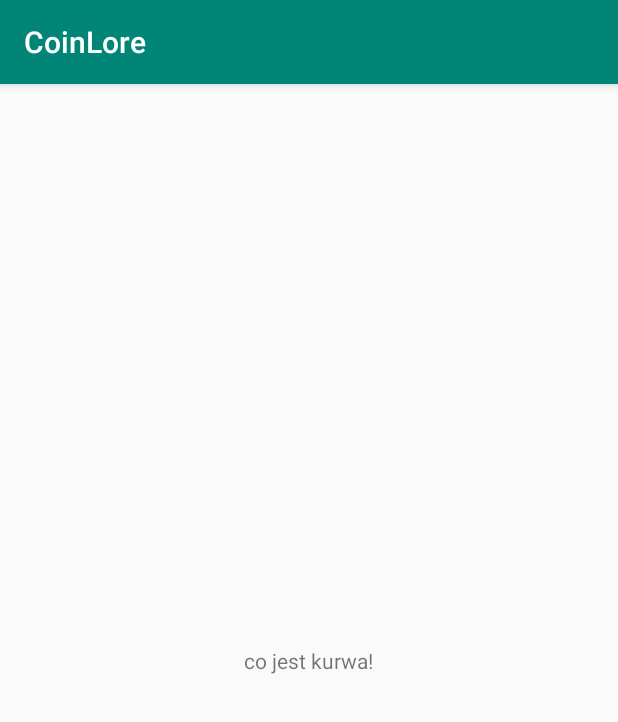
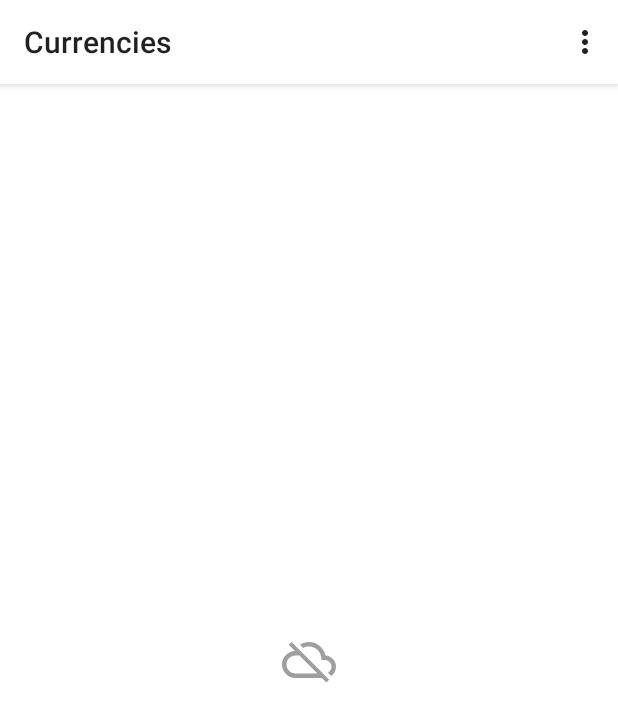
Before and after one commit to solidogen/CoinLore, an Android app: the screen it shows after launch (MainActivity), on a phone screen of 412 x 824 dp. Shown: the top 722 px of the screen. Run offline under Robolectric (Android 15) with nearby library versions, the phone set to English and light mode, and no system bars; our stand-ins replace Timber.

Commit message:
Sorting, preserving recycler position on rotate, error handling

```diff
--- a/app/src/main/java/com/spyrdonapps/coinlore/domain/model/CurrencyModel.kt
+++ b/app/src/main/java/com/spyrdonapps/coinlore/domain/model/CurrencyModel.kt
@@ -9,7 +9,7 @@ data class CurrencyModel(
     val dailyChangePercentage: String,
     val priceInUsd: String,
     val symbol: String,
-    val volume: BigDecimal
+    val dailyTradeVolume: BigDecimal
 )
 
 fun CurrencyDto.toModel(): CurrencyModel {
@@ -19,6 +19,6 @@ fun CurrencyDto.toModel(): CurrencyModel {
         dailyChangePercentage = dailyChangePercentage,
         priceInUsd = priceInUsd,
         symbol = symbol,
-        volume = volume
+        dailyTradeVolume = volume
     )
 }
--- /dev/null
+++ b/app/src/main/java/com/spyrdonapps/coinlore/ui/main/CurrenciesAdapter.kt
@@ -0,0 +1,50 @@
+package com.spyrdonapps.coinlore.ui.main
+
+import android.view.LayoutInflater
+import android.view.View
+import android.view.ViewGroup
+import androidx.recyclerview.widget.DiffUtil
+import androidx.recyclerview.widget.ListAdapter
+import androidx.recyclerview.widget.RecyclerView
+import com.spyrdonapps.coinlore.R
+import com.spyrdonapps.coinlore.domain.model.CurrencyModel
+import kotlinx.android.synthetic.main.item_currency.view.*
+
+class CurrenciesAdapter : ListAdapter<CurrencyModel, CurrenciesAdapter.ViewHolder>(ItemCallback()) {
+
+    private lateinit var recyclerView: RecyclerView
+
+    override fun onAttachedToRecyclerView(recycler: RecyclerView) {
+        super.onAttachedToRecyclerView(recycler)
+        recyclerView = recycler
+    }
+
+    override fun onCreateViewHolder(parent: ViewGroup, viewType: Int): ViewHolder =
+        ViewHolder(LayoutInflater.from(parent.context).inflate(R.layout.item_currency, parent, false))
+
+    override fun onBindViewHolder(holder: ViewHolder, position: Int) {
+        holder.bind(getItem(position))
+    }
+
+    inner class ViewHolder(private val view: View) : RecyclerView.ViewHolder(view) {
+
+        fun bind(currency: CurrencyModel) {
+            with(view) {
+                // todo bind
+                isoCodeTextView.text = currency.priceInUsd
+//                fullNameTextView.text = currency.fullName.capitalizeWords()
+            }
+        }
+    }
+
+    class ItemCallback : DiffUtil.ItemCallback<CurrencyModel>() {
+
+        override fun areItemsTheSame(oldItem: CurrencyModel, newItem: CurrencyModel): Boolean {
+            return oldItem.symbol == newItem.symbol
+        }
+
+        override fun areContentsTheSame(oldItem: CurrencyModel, newItem: CurrencyModel): Boolean {
+            return oldItem == newItem
+        }
+    }
+}
--- /dev/null
+++ b/app/src/main/java/com/spyrdonapps/coinlore/ui/main/CurrenciesDisplayManager.kt
@@ -0,0 +1,25 @@
+package com.spyrdonapps.coinlore.ui.main
+
+import com.spyrdonapps.coinlore.domain.model.CurrencyModel
+import java.util.Collections
+
+class CurrenciesDisplayManager {
+
+    val adapter = CurrenciesAdapter()
+
+    var sortingMode = SortingMode.Name
+        set(value) {
+            if (field == value) return
+            field = value
+            setCurrencies(adapter.currentList)
+        }
+
+    fun setCurrencies(currencies: List<CurrencyModel>) {
+        val sortedCurrencies = when (sortingMode) {
+            SortingMode.Name -> currencies.sortedBy { it.name }
+            SortingMode.DailyTradeVolume -> currencies.sortedBy { it.dailyTradeVolume }
+            SortingMode.DailyPriceChange -> currencies.sortedBy { it.dailyChangePercentage }
+        }
+        adapter.submitList(Collections.synchronizedList(sortedCurrencies))
+    }
+}
--- a/app/src/main/java/com/spyrdonapps/coinlore/ui/main/MainActivity.kt
+++ b/app/src/main/java/com/spyrdonapps/coinlore/ui/main/MainActivity.kt
@@ -1,20 +1,98 @@
 package com.spyrdonapps.coinlore.ui.main
 
 import android.os.Bundle
-import android.os.PersistableBundle
+import android.view.Menu
+import android.view.MenuItem
 import androidx.appcompat.app.AppCompatActivity
+import androidx.core.view.isVisible
+import androidx.lifecycle.observe
+import androidx.recyclerview.widget.LinearLayoutManager
 import com.spyrdonapps.coinlore.R
+import com.spyrdonapps.coinlore.domain.model.CurrencyModel
+import com.spyrdonapps.coinlore.utils.RecyclerLifecycleUtils
+import com.spyrdonapps.coinlore.utils.state.Result
 import kotlinx.android.synthetic.main.activity_main.*
 import org.koin.androidx.viewmodel.ext.android.viewModel
-import timber.log.Timber
+
 
 class MainActivity : AppCompatActivity(R.layout.activity_main) {
 
     private val viewModel: MainViewModel by viewModel()
+    private val recyclerLifecycleUtils = RecyclerLifecycleUtils()
+    private val currenciesDisplayManager = CurrenciesDisplayManager()
 
     override fun onCreate(savedInstanceState: Bundle?) {
         super.onCreate(savedInstanceState)
+        setupToolbar()
+        setupRecyclerView()
+        observeViewModel()
+        recyclerLifecycleUtils.handleSavedInstanceStateIfNeeded(savedInstanceState)
+    }
 
-        viewModel.getCurrencies()
+    override fun onSaveInstanceState(outState: Bundle) {
+        super.onSaveInstanceState(outState)
+        recyclerLifecycleUtils.saveRecyclerState(outState, recyclerView)
+    }
+
+    override fun onCreateOptionsMenu(menu: Menu?): Boolean {
+        val inflater = menuInflater
+        inflater.inflate(R.menu.menu, menu)
+        return true
+    }
+
+    override fun onOptionsItemSelected(item: MenuItem): Boolean {
+        return when (item.itemId) {
+            R.id.sort_by_name -> { currenciesDisplayManager.sortingMode = SortingMode.Name; true }
+            R.id.sort_by_price_change -> { currenciesDisplayManager.sortingMode = SortingMode.DailyPriceChange; true }
+            R.id.sort_by_trade_volume -> { currenciesDisplayManager.sortingMode = SortingMode.DailyTradeVolume; true }
+            else -> super.onOptionsItemSelected(item)
+        }
+    }
+
+    private fun setupToolbar() {
+        supportActionBar?.setTitle(R.string.toolbar_text)
+    }
+
+    private fun setupRecyclerView() {
+        recyclerView.apply {
+            setHasFixedSize(true)
+            layoutManager = LinearLayoutManager(this@MainActivity)
+            adapter = currenciesDisplayManager.adapter
+        }
+    }
+
+    private fun observeViewModel() {
+        with(viewModel) {
+            currenciesLiveData.observe(this@MainActivity) { handleGetCurrenciesResult(it) }
+        }
+    }
+
+    private fun handleGetCurrenciesResult(result: Result<List<CurrencyModel>>) {
+        when (result) {
+            is Result.Success -> showCurrencies(result.data)
+            Result.Loading -> showLoading()
+            is Result.Error -> showError()
+        }
+    }
+
+    private fun showCurrencies(currencies: List<CurrencyModel>) {
+        progressBar.isVisible = false
+        syncOffImageView.isVisible = false
+        recyclerView.isVisible = true
+
+        currenciesDisplayManager.setCurrencies(currencies)
+        recyclerLifecycleUtils.restoreRecyclerState(recyclerView)
+    }
+
+    private fun showLoading() {
+        progressBar.isVisible = true
+        syncOffImageView.isVisible = false
+        recyclerView.isVisible = false
+    }
+
+    private fun showError() {
+        progressBar.isVisible = false
+        syncOffImageView.isVisible = true
+        recyclerView.isVisible = false
     }
 }
--- a/app/src/main/java/com/spyrdonapps/coinlore/ui/main/MainViewModel.kt
+++ b/app/src/main/java/com/spyrdonapps/coinlore/ui/main/MainViewModel.kt
@@ -1,23 +1,40 @@
 package com.spyrdonapps.coinlore.ui.main
 
+import androidx.lifecycle.LiveData
+import androidx.lifecycle.MutableLiveData
 import androidx.lifecycle.ViewModel
 import androidx.lifecycle.viewModelScope
+import com.spyrdonapps.coinlore.domain.model.CurrencyModel
 import com.spyrdonapps.coinlore.domain.usecase.GetCurrenciesUseCase
 import com.spyrdonapps.coinlore.utils.extensions.intervalLaunch
 import timber.log.Timber
+import com.spyrdonapps.coinlore.utils.state.Result
 
 class MainViewModel(private val getCurrenciesUseCase: GetCurrenciesUseCase): ViewModel() {
 
-    private
+    // TODO unit tests of VM
 
-    fun getCurrencies() {
+    private val currenciesMutableLiveData = MutableLiveData<Result<List<CurrencyModel>>>()
+    val currenciesLiveData: LiveData<Result<List<CurrencyModel>>> = currenciesMutableLiveData
+
+    init {
+        getCurrencies()
+    }
+
+    private fun getCurrencies() {
+        currenciesMutableLiveData.postValue(Result.Loading)
+
         viewModelScope.intervalLaunch(GET_CURRENCIES_INTERVAL_MS) {
-            val response = getCurrenciesUseCase.execute()
-            Timber.d(response.toString())
+            try {
+                getCurrenciesUseCase.execute().let { currenciesMutableLiveData.postValue(Result.Success(it)) }
+            } catch (e: Exception) {
+                Timber.e(e)
+                currenciesMutableLiveData.postValue(Result.Error())
+            }
         }
     }
 
     companion object {
-        const val GET_CURRENCIES_INTERVAL_MS = 3000L // todo change to 30000L
+        const val GET_CURRENCIES_INTERVAL_MS = 30000L
     }
 }
--- /dev/null
+++ b/app/src/main/java/com/spyrdonapps/coinlore/ui/main/SortingMode.kt
@@ -0,0 +1,7 @@
+package com.spyrdonapps.coinlore.ui.main
+
+enum class SortingMode {
+    Name,
+    DailyTradeVolume,
+    DailyPriceChange
+}
--- /dev/null
+++ b/app/src/main/java/com/spyrdonapps/coinlore/utils/RecyclerLifecycleUtils.kt
@@ -0,0 +1,32 @@
+package com.spyrdonapps.coinlore.utils
+
+import android.os.Bundle
+import android.os.Parcelable
+import androidx.recyclerview.widget.RecyclerView
+
+private const val LAYOUT_MANAGER_INSTANCE_STATE_TAG = "LLM"
+
+class RecyclerLifecycleUtils {
+
+    private var layoutManagerInstanceState: Parcelable? = null
+
+    fun handleSavedInstanceStateIfNeeded(savedInstanceState: Bundle?) {
+        savedInstanceState
+            ?.getParcelable<Parcelable>(LAYOUT_MANAGER_INSTANCE_STATE_TAG)
+            ?.let { state: Parcelable -> layoutManagerInstanceState = state }
+    }
+
+    fun saveRecyclerState(outState: Bundle, recyclerView: RecyclerView) {
+        outState.putParcelable(
+            LAYOUT_MANAGER_INSTANCE_STATE_TAG,
+            recyclerView.layoutManager?.onSaveInstanceState()
+        )
+    }
+
+    fun restoreRecyclerState(recyclerView: RecyclerView) {
+        layoutManagerInstanceState?.let {
+            recyclerView.layoutManager?.onRestoreInstanceState(it)
+            layoutManagerInstanceState = null
+        }
+    }
+}
--- a/app/src/main/java/com/spyrdonapps/coinlore/utils/state/Result.kt
+++ b/app/src/main/java/com/spyrdonapps/coinlore/utils/state/Result.kt
@@ -3,13 +3,13 @@ package com.spyrdonapps.coinlore.utils.state
 sealed class Result<out R> {
 
     data class Success<out T>(val data: T) : Result<T>()
-    data class Error<out T>(val exception: Exception, val fallbackData: T? = null) : Result<T>()
+    data class Error<out T>(val error: String? = null, val fallbackData: T? = null) : Result<T>()
     object Loading : Result<Nothing>()
 
     override fun toString(): String {
         return when (this) {
             is Success<*> -> "Success[data=$data]"
-            is Error -> "Error[exception=$exception, fallbackData=$fallbackData]"
+            is Error -> "Error[error=$error, fallbackData=$fallbackData]"
             Loading -> "Loading"
         }
     }
--- /dev/null
+++ b/app/src/main/res/drawable/ic_cloud_off.xml
@@ -0,0 +1,9 @@
+<vector xmlns:android="http://schemas.android.com/apk/res/android"
+        android:width="36dp"
+        android:height="36dp"
+        android:viewportWidth="24.0"
+        android:viewportHeight="24.0">
+    <path
+        android:fillColor="#60000000"
+        android:pathData="M19.35,10.04C18.67,6.59 15.64,4 12,4c-1.48,0 -2.85,0.43 -4.01,1.17l1.46,1.46C10.21,6.23 11.08,6 12,6c3.04,0 5.5,2.46 5.5,5.5v0.5H19c1.66,0 3,1.34 3,3 0,1.13 -0.64,2.11 -1.56,2.62l1.45,1.45C23.16,18.16 24,16.68 24,15c0,-2.64 -2.05,-4.78 -4.65,-4.96zM3,5.27l2.75,2.74C2.56,8.15 0,10.77 0,14c0,3.31 2.69,6 6,6h11.73l2,2L21,20.73 4.27,4 3,5.27zM7.73,10l8,8H6c-2.21,0 -4,-1.79 -4,-4s1.79,-4 4,-4h1.73z"/>
+</vector>
--- a/app/src/main/res/layout/activity_main.xml
+++ b/app/src/main/res/layout/activity_main.xml
@@ -1,20 +1,38 @@
 <?xml version="1.0" encoding="utf-8"?>
-<androidx.constraintlayout.widget.ConstraintLayout
-    xmlns:android="http://schemas.android.com/apk/res/android"
-    xmlns:app="http://schemas.android.com/apk/res-auto"
+<FrameLayout xmlns:android="http://schemas.android.com/apk/res/android"
     xmlns:tools="http://schemas.android.com/tools"
     android:layout_width="match_parent"
     android:layout_height="match_parent"
+    android:background="@color/white"
     tools:context=".ui.main.MainActivity">
 
-    <TextView
-        android:id="@+id/textView"
+    <androidx.recyclerview.widget.RecyclerView
+        android:id="@+id/recyclerView"
+        android:layout_width="match_parent"
+        android:layout_height="match_parent"
+        android:layout_margin="@dimen/default_margin"
+        tools:itemCount="10"
+        tools:layoutManager="LinearLayoutManager"
+        tools:listitem="@layout/item_currency"
+        tools:orientation="vertical" />
+
+    <ImageView
+        android:id="@+id/syncOffImageView"
         android:layout_width="wrap_content"
         android:layout_height="wrap_content"
-        android:text="co jest kurwa!"
-        app:layout_constraintBottom_toBottomOf="parent"
-        app:layout_constraintLeft_toLeftOf="parent"
-        app:layout_constraintRight_toRightOf="parent"
-        app:layout_constraintTop_toTopOf="parent" />
+        android:src="@drawable/ic_cloud_off"
+        android:layout_gravity="center"
+        android:visibility="gone"
+        tools:visibility="visible" />
 
-</androidx.constraintlayout.widget.ConstraintLayout>
+    <ProgressBar
+        android:id="@+id/progressBar"
+        android:layout_width="wrap_content"
+        android:layout_height="wrap_content"
+        android:layout_gravity="center"
+        android:indeterminate="true"
+        android:indeterminateTint="@color/colorAccent"
+        android:visibility="gone"
+        tools:visibility="visible" />
+
+</FrameLayout>
--- /dev/null
+++ b/app/src/main/res/menu/menu.xml
@@ -0,0 +1,19 @@
+<?xml version="1.0" encoding="utf-8"?>
+<menu xmlns:android="http://schemas.android.com/apk/res/android"
+    xmlns:app="http://schemas.android.com/apk/res-auto">
+    <item
+        android:id="@+id/sort_by_name"
+        app:showAsAction="never"
+        android:title="@string/sort_by_name">
+    </item>
+    <item
+        android:id="@+id/sort_by_price_change"
+        app:showAsAction="never"
+        android:title="@string/sort_by_price_change">
+    </item>
+    <item
+        android:id="@+id/sort_by_trade_volume"
+        app:showAsAction="never"
+        android:title="@string/sort_by_trade_volume">
+    </item>
+</menu>
--- a/app/src/main/res/values/colors.xml
+++ b/app/src/main/res/values/colors.xml
@@ -1,6 +1,12 @@
 <?xml version="1.0" encoding="utf-8"?>
 <resources>
-    <color name="colorPrimary">#008577</color>
-    <color name="colorPrimaryDark">#00574B</color>
-    <color name="colorAccent">#D81B60</color>
+    <color name="colorPrimary">@color/white</color>
+    <color name="colorPrimaryDark">#88FFFFFF</color>
+    <color name="colorAccent">@color/black</color>
+
+    <color name="black">@android:color/black</color>
+    <color name="white">@android:color/white</color>
+    <color name="gray">#AAA</color>
+    <color name="statusBarColor">@color/gray</color>
+    <color name="ic_launcher_background">#13A64E</color>
 </resources>
--- /dev/null
+++ b/app/src/main/res/values/dimens.xml
@@ -0,0 +1,4 @@
+<?xml version="1.0" encoding="utf-8"?>
+<resources>
+    <dimen name="default_margin">10dp</dimen>
+</resources>
--- a/app/src/main/res/values/strings.xml
+++ b/app/src/main/res/values/strings.xml
@@ -1,3 +1,7 @@
 <resources>
     <string name="app_name">CoinLore</string>
+    <string name="toolbar_text">Currencies</string>
+    <string name="sort_by_name">Sort by name</string>
+    <string name="sort_by_trade_volume">Sort by daily trade volume</string>
+    <string name="sort_by_price_change">Sort by daily price change</string>
 </resources>
--- a/app/src/main/res/values/styles.xml
+++ b/app/src/main/res/values/styles.xml
@@ -1,11 +1,11 @@
 <resources>
 
     <!-- Base application theme. -->
-    <style name="AppTheme" parent="Theme.AppCompat.Light.DarkActionBar">
+    <style name="AppTheme" parent="Theme.AppCompat.Light">
         <!-- Customize your theme here. -->
         <item name="colorPrimary">@color/colorPrimary</item>
         <item name="colorPrimaryDark">@color/colorPrimaryDark</item>
         <item name="colorAccent">@color/colorAccent</item>
+        <item name="android:statusBarColor">@color/statusBarColor</item>
     </style>
-
 </resources>
```
Also changed, not shown: app/build.gradle (+8 -3 lines), app/src/main/res/layout/item_currency.xml (added, +56 -0 lines).
